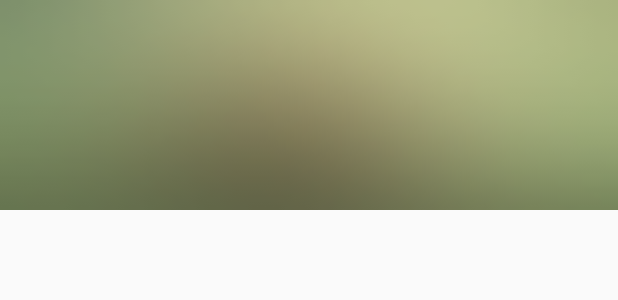
After one commit to kalter704/Pretty_owls_Wallpaper, an Android app: the layout drawer_header.xml on its own in the app's theme, with its tools: preview values and no code run, on a phone screen of 412 x 824 dp. The commit adds this screen. Shown: the top 300 px of the screen. Run offline under Robolectric (Android 15) with nearby library versions, the phone set to English and light mode, and no system bars.

Commit message:
navigation drawer

```diff
--- /dev/null
+++ b/app/src/main/res/drawable/oval.xml
@@ -0,0 +1,7 @@
+<?xml version="1.0" encoding="utf-8"?>
+<shape xmlns:android="http://schemas.android.com/apk/res/android"
+    >
+    <corners
+        android:radius="1000dp"
+        />
+</shape>
--- /dev/null
+++ b/app/src/main/res/layout/drawer_header.xml
@@ -0,0 +1,43 @@
+<?xml version="1.0" encoding="utf-8"?>
+<FrameLayout xmlns:android="http://schemas.android.com/apk/res/android"
+    xmlns:ads="http://schemas.android.com/apk/res-auto"
+    xmlns:tools="http://schemas.android.com/tools"
+    android:layout_width="match_parent"
+    android:layout_height="wrap_content"
+    android:background="@drawable/header2"
+    android:paddingBottom="@dimen/activity_vertical_margin"
+    android:paddingLeft="@dimen/activity_horizontal_margin"
+    android:paddingRight="@dimen/activity_horizontal_margin"
+    android:paddingTop="@dimen/activity_vertical_margin">
+    <!--
+    tools:context="com.aleksandr.nikitin.pretty_owls_wallpaper"
+    -->
+
+
+    <ImageView xmlns:android="http://schemas.android.com/apk/res/android"
+        android:id="@+id/imgHeader"
+        android:layout_width="80dp"
+        android:layout_height="80dp"
+        android:layout_marginBottom="20dp"
+        android:layout_marginLeft="20dp"
+        android:layout_marginRight="20dp"
+        android:layout_marginTop="40dp"
+        android:background="@drawable/oval"/>
+
+    <!--
+        android:adjustViewBounds="true"
+        android:scaleType="fitCenter"
+        android:orientation="vertical"
+        -->
+
+</FrameLayout>
+
+    <!--
+    <ImageView xmlns:android="http://schemas.android.com/apk/res/android"
+        android:layout_width="match_parent"
+        android:layout_height="wrap_content"
+        android:adjustViewBounds="true"
+        android:orientation="vertical"
+        android:scaleType="fitCenter"
+        android:src="@drawable/header2"></ImageView>
+    -->
```
Also changed, not shown: app/build.gradle (+12 -2 lines), app/src/main/java/com/aleksandr/nikitin/pretty_owls_wallpaper/CircularTransformation.java (added, +40 -0 lines), app/src/main/java/com/aleksandr/nikitin/pretty_owls_wallpaper/MainActivity.java (+64 -0 lines), app/src/main/res/layout/activity_main.xml (+11 -9 lines), app/src/main/res/values/strings.xml (+12 -0 lines), app/src/main/res/drawable/header.png (added), app/src/main/res/drawable/header2.png (added).
